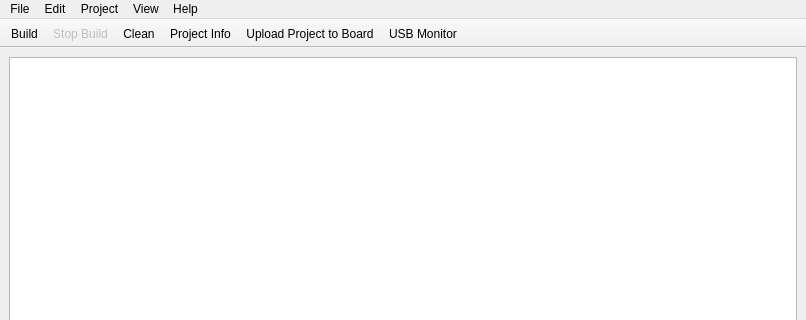
Qt form mcbuilder/trunk/layouts/mainwindow.ui (makingthings/makecontroller) before a commit; both pictures show x 0 to 806 and y 0 to 320 of the 806 by 661 pixel window.
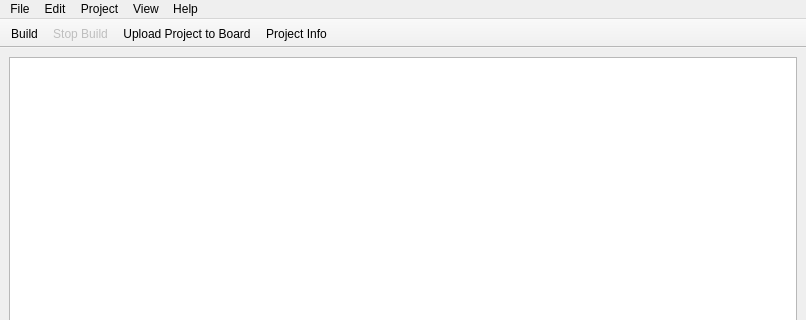
The same form after that commit. Icons and pictures are not drawn.

Patch:
```diff
--- a/mcbuilder/trunk/layouts/mainwindow.ui
+++ b/mcbuilder/trunk/layouts/mainwindow.ui
@@ -269,10 +269,8 @@
    </attribute>
    <addaction name="actionBuild" />
    <addaction name="actionStop" />
-   <addaction name="actionClean" />
-   <addaction name="actionProperties" />
    <addaction name="actionUpload" />
-   <addaction name="actionUsb_Monitor" />
+   <addaction name="actionProperties" />
   </widget>
   <action name="actionNew" >
    <property name="text" >
@@ -440,7 +438,7 @@
      <normaloff>:/icons/monitor.tiff</normaloff>:/icons/monitor.tiff</iconset>
    </property>
    <property name="text" >
-    <string>USB Monitor...</string>
+    <string>USB Console...</string>
    </property>
   </action>
   <action name="actionFind" >
```
Left out of the diff: 4 changed lines with no effect on the pictures.
